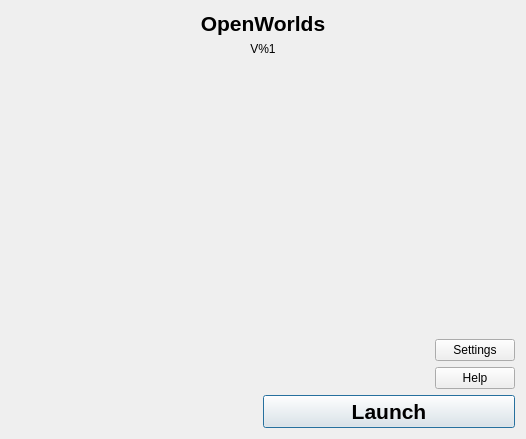
Above: launcher/openworldslauncher.ui from NexusTools/OpenWorlds before the change. Below: the same form after it.
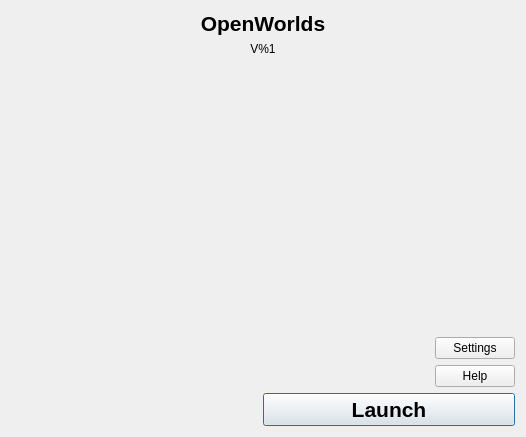
That is the form after the change.

Commit message: Request OpenGL window type

The edit to the form file:
```diff
--- a/launcher/openworldslauncher.ui
+++ b/launcher/openworldslauncher.ui
@@ -7,7 +7,7 @@
     <x>0</x>
     <y>0</y>
     <width>526</width>
-    <height>439</height>
+    <height>437</height>
    </rect>
   </property>
   <property name="windowTitle">
```
The commit also changes 4 other files.
